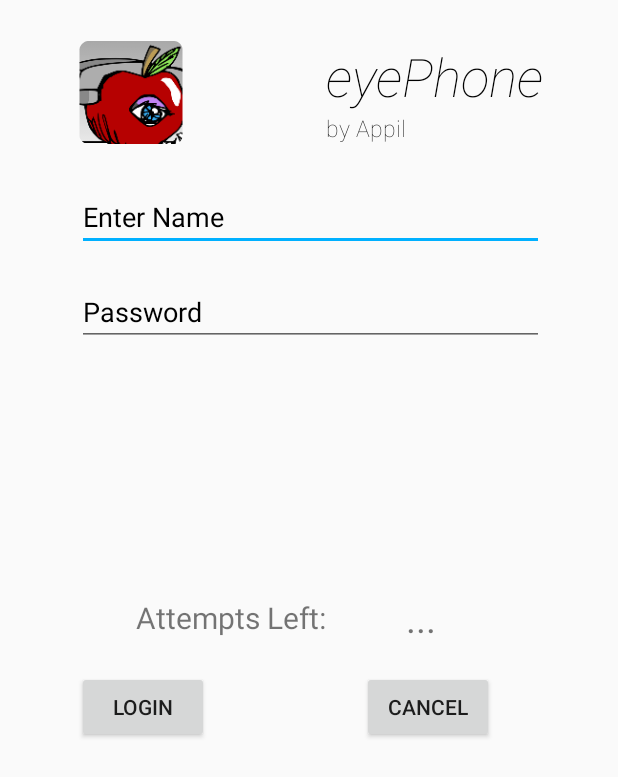
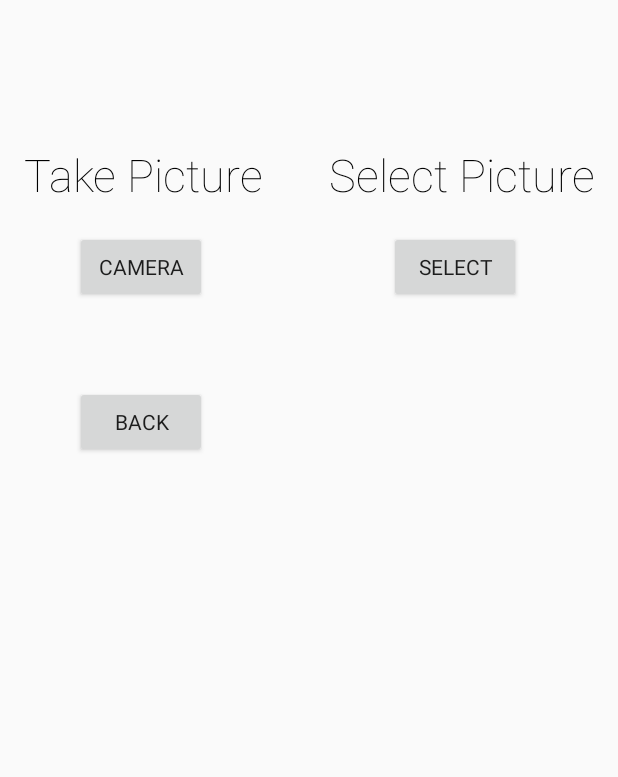
Before and after one commit to jaiveersingh1/Appil-eyePhone, an Android app: the layout overlay.xml on its own in the app's theme, with its tools: preview values and no code run, on a phone screen of 412 x 824 dp. Shown: the top 777 px of the screen. Run offline under Robolectric (Android 15) with nearby library versions, the phone set to English and light mode, and no system bars.

Commit message:
added second activity for camera

```diff
--- a/app/src/main/res/layout/overlay.xml
+++ b/app/src/main/res/layout/overlay.xml
@@ -6,137 +6,71 @@
     android:layout_height="match_parent"
     tools:context="goose.eyephone.MainActivity">
 
-    <TextView
-        android:id="@+id/textView4"
-        android:layout_width="wrap_content"
-        android:layout_height="wrap_content"
-        android:layout_alignLeft="@+id/textView"
-        android:layout_alignStart="@+id/textView"
-        android:layout_below="@+id/textView"
-        android:fontFamily="sans-serif-thin"
-        android:text="by Appil"
-        android:textColor="#000000"
-        android:textSize="15dp"
-        tools:layout_editor_absoluteX="62dp"
-        tools:layout_editor_absoluteY="26dp" />
+    <!--but do you even speak italics??!??!-->
 
     <TextView
-        android:id="@+id/textView"
-        android:layout_width="wrap_content"
-        android:layout_height="wrap_content"
-        android:layout_alignParentTop="true"
-        android:layout_marginLeft="11dp"
-        android:layout_marginStart="11dp"
-        android:layout_marginTop="27dp"
-        android:layout_toEndOf="@+id/imageView"
-        android:layout_toRightOf="@+id/imageView"
-        android:fontFamily="sans-serif-thin"
-        android:text="eyePhone"
-        android:textColor="#000000"
-        android:textSize="35dp"
-        android:textStyle="italic"
-        tools:layout_editor_absoluteX="62dp"
-        tools:layout_editor_absoluteY="26dp" />
-    <!--but do you even speak italics??!??!-->
-    <EditText
-        android:id="@+id/editText"
-        android:layout_width="wrap_content"
-        android:layout_height="wrap_content"
-        android:layout_alignEnd="@+id/textView"
-        android:layout_alignLeft="@+id/imageView3"
-        android:layout_alignRight="@+id/textView"
-        android:layout_alignStart="@+id/imageView3"
-        android:layout_below="@+id/imageView3"
-        android:layout_marginTop="26dp"
-        android:focusable="true"
-        android:hint="Enter Name"
-        android:textColorHighlight="#000000"
-        android:textColorHint="#000000"
-        tools:layout_editor_absoluteX="55dp"
-        tools:layout_editor_absoluteY="209dp" />
-
-    <ImageView
-        android:layout_width="wrap_content"
-        android:layout_height="wrap_content"
-        android:id="@+id/imageView"
-        android:layout_below="@+id/textView"
-        android:layout_centerHorizontal="true" />
-
-    <EditText
-        android:id="@+id/editText2"
-        android:layout_width="wrap_content"
-        android:layout_height="wrap_content"
-        android:layout_alignEnd="@+id/textView"
-        android:layout_alignLeft="@+id/editText"
-        android:layout_alignRight="@+id/textView"
-        android:layout_alignStart="@+id/editText"
-        android:layout_below="@+id/editText"
-        android:layout_marginTop="18dp"
-        android:ems="10"
-        android:hint="Password"
-        android:inputType="textPassword"
-        android:textColorHint="#000000"
-        tools:layout_editor_absoluteX="55dp"
-        tools:layout_editor_absoluteY="267dp" />
-
-    <TextView
-        android:id="@+id/textView2"
-        android:layout_width="wrap_content"
-        android:layout_height="wrap_content"
-        android:layout_centerVertical="true"
-        android:layout_toLeftOf="@+id/textView4"
-        android:layout_toStartOf="@+id/textView4"
-        android:text="Attempts Left:"
-        android:textSize="20dp" />
-
-    <TextView
-        android:id="@+id/textView3"
-        android:layout_width="wrap_content"
-        android:layout_height="wrap_content"
-        android:layout_centerVertical="true"
-        android:layout_toEndOf="@+id/textView4"
-        android:layout_toRightOf="@+id/textView4"
-        android:text="..."
-        android:textSize="25dp"
-        tools:layout_editor_absoluteX="184dp"
-        tools:layout_editor_absoluteY="221dp" />
-
-    <Button
-        android:id="@+id/button"
+        android:id="@+id/textView6"
         android:layout_width="wrap_content"
         android:layout_height="wrap_content"
         android:layout_alignParentLeft="true"
         android:layout_alignParentStart="true"
-        android:layout_below="@+id/textView2"
-        android:layout_marginLeft="51dp"
-        android:layout_marginStart="51dp"
-        android:layout_marginTop="22dp"
-        android:text="login"
-        tools:layout_editor_absoluteX="182dp"
-        tools:layout_editor_absoluteY="325dp" />
+        android:layout_alignParentTop="true"
+        android:layout_marginLeft="16dp"
+        android:layout_marginStart="16dp"
+        android:layout_marginTop="96dp"
+        android:fontFamily="sans-serif-thin"
+        android:text="Take Picture"
+        android:textColor="#000000"
+        android:textSize="30dp" />
+
+    <TextView
+        android:id="@+id/textView7"
+        android:layout_width="wrap_content"
+        android:layout_height="wrap_content"
+        android:layout_alignBaseline="@+id/textView6"
+        android:layout_alignBottom="@+id/textView6"
+        android:layout_alignParentEnd="true"
+        android:layout_alignParentRight="true"
+        android:layout_marginEnd="15dp"
+        android:layout_marginRight="15dp"
+        android:fontFamily="sans-serif-thin"
+        android:text="Select Picture"
+        android:textColor="#000000"
+        android:textSize="30dp" />
 
     <Button
-        android:id="@+id/button2"
+        android:id="@+id/cameraButton"
         android:layout_width="wrap_content"
         android:layout_height="wrap_content"
-        android:layout_alignBaseline="@+id/button"
-        android:layout_alignBottom="@+id/button"
-        android:layout_alignLeft="@+id/textView4"
-        android:layout_alignStart="@+id/textView4"
-        android:layout_marginLeft="24dp"
-        android:layout_marginStart="24dp"
-        android:text="Cancel"
-        tools:layout_editor_absoluteX="55dp"
-        tools:layout_editor_absoluteY="325dp" />
+        android:layout_alignLeft="@+id/textView6"
+        android:layout_alignStart="@+id/textView6"
+        android:layout_below="@+id/textView6"
+        android:layout_marginLeft="34dp"
+        android:layout_marginStart="34dp"
+        android:layout_marginTop="17dp"
+        android:fontFamily="sans-serif-bold-thin"
+        android:text="Camera" />
 
-    <ImageView
-        android:id="@+id/imageView3"
+    <Button
+        android:id="@+id/galleryButton"
         android:layout_width="wrap_content"
         android:layout_height="wrap_content"
-        android:layout_alignBottom="@+id/textView4"
-        android:layout_alignLeft="@+id/button"
-        android:layout_alignStart="@+id/button"
-        android:layout_alignTop="@+id/textView"
-        android:src="@mipmap/ic_launcher_round" />
+        android:layout_alignLeft="@+id/textView7"
+        android:layout_alignStart="@+id/textView7"
+        android:layout_alignTop="@+id/cameraButton"
+        android:layout_marginLeft="40dp"
+        android:layout_marginStart="40dp"
+        android:fontFamily="sans-serif-bold-thin"
+        android:text="Select" />
 
+    <Button
+        android:id="@+id/backButton"
+        android:layout_width="wrap_content"
+        android:layout_height="wrap_content"
+        android:layout_alignLeft="@+id/cameraButton"
+        android:layout_alignStart="@+id/cameraButton"
+        android:layout_below="@+id/cameraButton"
+        android:layout_marginTop="55dp"
+        android:fontFamily="sans-serif-bold-thin"
+        android:text="Back" />
 </RelativeLayout>
```
Also changed, not shown: app/src/main/AndroidManifest.xml (+10 -0 lines), app/src/main/java/goose/eyephone/MainActivity.java (+19 -68 lines), app/src/main/java/goose/eyephone/imageOverlay.java (+82 -2 lines), app/src/main/res/layout/activity_main.xml (+31 -29 lines).
